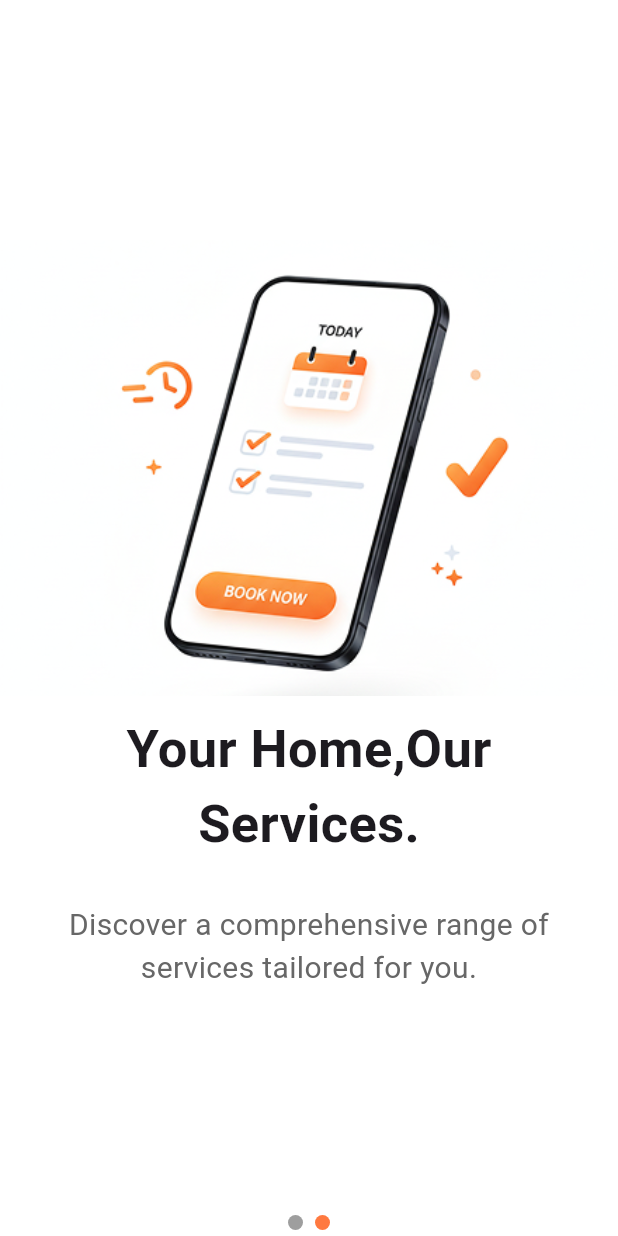
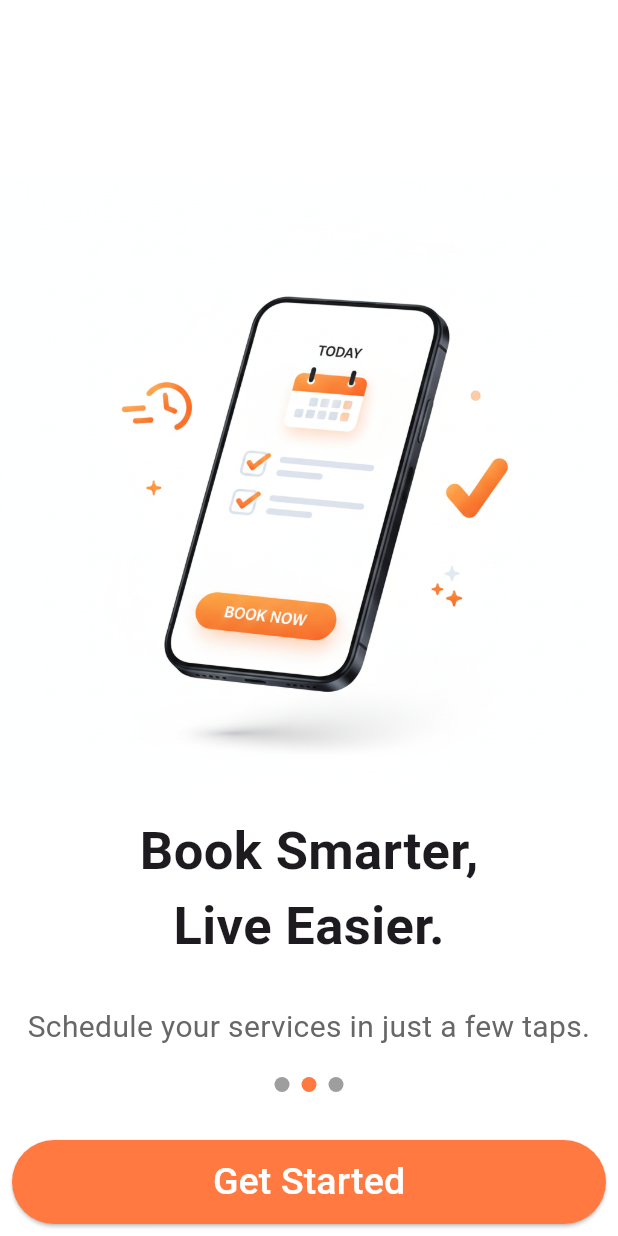
Before and after one commit to SajeenaMahotra/sewa_hub, a Flutter app: the screen it shows after launch, swiped to page 2, on a phone screen of 412 x 824 dp. Run offline on Flutter 3.47's test engine with Material 3 defaults, Android fonts, the phone set to English and light mode, and no system bars.

Commit message:
Add onboarding screen

```diff
--- a/lib/screens/oboarding1_screen.dart
+++ b/lib/screens/oboarding1_screen.dart
@@ -10,8 +10,7 @@ class Oboarding1Screen extends StatelessWidget {
   Widget build(BuildContext context) {
     return Scaffold(
       backgroundColor: Colors.white,
-      body: SingleChildScrollView(
-        child: Column(
+      body:Column(
           children: [
             SizedBox(height: 120,),
             Image.asset('assets/images/onboarding1.png',fit:BoxFit.contain),
@@ -40,7 +39,6 @@ class Oboarding1Screen extends StatelessWidget {
             // Button1(text: "Login",)
           ],
         ),
-      ),
     );
   }
 }
--- a/lib/screens/onboarding2_screen.dart
+++ b/lib/screens/onboarding2_screen.dart
@@ -10,8 +10,7 @@ class Onboarding2Screen extends StatelessWidget {
   Widget build(BuildContext context) {
     return Scaffold(
       backgroundColor: Colors.white,
-      body: SingleChildScrollView(
-        child: Column(
+      body:Column(
           children: [
             SizedBox(height: 160,),
             Image.asset('assets/images/onboarding2.png',fit:BoxFit.contain),
@@ -39,7 +38,6 @@ class Onboarding2Screen extends StatelessWidget {
             Button2(text: "Sign Up"),
             Button1(text: "Login",)
           ],
-        ),
       ),
     );
   }
--- a/lib/screens/onboarding_screen.dart
+++ b/lib/screens/onboarding_screen.dart
@@ -1,66 +1,124 @@
-import 'package:flutter/cupertino.dart';
 import 'package:flutter/material.dart';
-import 'package:sewa_hub/widget/onboardingpage.dart';
+import 'package:provider/provider.dart';
+import 'package:sewa_hub/viewmodels/onboarding_viewmodel.dart';
+import 'package:sewa_hub/widget/button1.dart';
+import 'package:sewa_hub/widget/button2.dart';
 
-class OnboardingScreen extends StatefulWidget {
+class OnboardingScreen extends StatelessWidget {
   const OnboardingScreen({super.key});
 
   @override
-  State<OnboardingScreen> createState() => _OnboardingScreenState();
-}
-
-class _OnboardingScreenState extends State<OnboardingScreen> {
-  PageController _controller = PageController();
-  int _currentPage = 0;
-
-  @override
   Widget build(BuildContext context) {
-    return Scaffold(
+    return ChangeNotifierProvider(
+      create: (_) => OnboardingViewmodel(),
+      child: Scaffold(
         backgroundColor: Colors.white,
         body: Column(
           children: [
+            // Scrollable content
             Expanded(
-            child: PageView(
-              controller: _controller,
+              child: Consumer<OnboardingViewmodel>(
+                builder: (context, viewModel, _) {
+                  return PageView(
+                    controller: viewModel.controller,
                     onPageChanged: (index) {
-                setState(() {
-                  _currentPage = index;
-                });
+                      viewModel.setCurrentPage(index);
                     },
                     children: [
-                onboardingPage(
-                  topSpace: 100,
+                      _buildPage(
                         imagePath: 'assets/images/onboarding1.png',
+                        topSpace: 120,
+                        title1: 'Your Home,Our',
+                        title2: 'Services.',
+                        subtitle: 'Discover a comprehensive range of services tailored for you.',
                       ),
-                onboardingPage(
-                  topSpace: 160,
+                      _buildPage(
                         imagePath: 'assets/images/onboarding2.png',
+                        topSpace: 120,
+                        title1: 'Book Smarter,',
+                        title2: 'Live Easier.',
+                        subtitle: 'Schedule your services in just a few taps.',
+                      ),
+                      _buildPage(
+                        imagePath: 'assets/images/onboarding3.png',
+                        topSpace: 120,
+                        title1: 'Trust in Every',
+                        title2: 'Service.',
+                        subtitle: 'Reliable support from verified experts — simple, secure, hassle-free.',
+                      ),
+                    ],
+                  );
+                },
+              ),
+            ),
+            // Fixed dots and buttons
+            Consumer<OnboardingViewmodel>(
+              builder: (context, viewModel, _) {
+                return Column(
+                  children: [
+                    // Dots
+                    Row(
+                      mainAxisAlignment: MainAxisAlignment.center,
+                      children: List.generate(
+                        3,
+                        (index) => Container(
+                          margin: const EdgeInsets.all(4),
+                          width: 10,
+                          height: 10,
+                          decoration: BoxDecoration(
+                            color: viewModel.currentPage == index
+                                ? const Color(0xFFFF7940)
+                                : Colors.grey,
+                            shape: BoxShape.circle,
+                          ),
+                        ),
+                      ),
+                    ),
+                    const SizedBox(height: 20),
+                    Button2(text: "Get Started")
+                  ],
+                );
+              },
             ),
           ],
         ),
       ),
-          Row(
-            mainAxisAlignment: MainAxisAlignment.center,
+    );
+  }
+
+  Widget _buildPage({
+    required String imagePath,
+    required double topSpace,
+    required String title1,
+    required String title2,
+    required String subtitle,
+  }) {
+    return SingleChildScrollView(
+      child: Column(
         children: [
-              Container(
-                margin: EdgeInsets.all(4),
-                width: 10,
-                height: 10,
-                decoration: BoxDecoration(
-                  color: _currentPage == 0 ? Color(0xFFFF7940) : Colors.grey,
-                  shape: BoxShape.circle,
+          SizedBox(height: topSpace),
+          Image.asset(imagePath, fit: BoxFit.contain),
+          const SizedBox(height: 10),
+          Text(
+            title1,
+            style: const TextStyle(fontWeight: FontWeight.bold, fontSize: 35),
+          ),
+          Text(
+            title2,
+            style: const TextStyle(fontWeight: FontWeight.bold, fontSize: 35),
+          ),
+          const SizedBox(height: 20),
+          Padding(
+            padding: const EdgeInsets.all(8.0),
+            child: Text(
+              subtitle,
+              textAlign: TextAlign.center,
+              style: const TextStyle(
+                fontWeight: FontWeight.normal,
+                fontSize: 20,
+                color: Color.fromARGB(255, 103, 103, 103),
               ),
             ),
-              Container(
-                margin: EdgeInsets.all(4),
-                width: 10,
-                height: 10,
-                decoration: BoxDecoration(
-                  color: _currentPage == 1 ? Color(0xFFFF7940) : Colors.grey,
-                  shape: BoxShape.circle,
-                ),
-              ),
-            ],
           ),
         ],
       ),
--- /dev/null
+++ b/lib/viewmodels/onboarding_viewmodel.dart
@@ -0,0 +1,24 @@
+import 'package:flutter/material.dart';
+
+class OnboardingViewmodel extends ChangeNotifier {
+  int _currentPage = 0;
+  late PageController _pagecontroller;
+
+  int get currentPage => _currentPage;
+  PageController get controller => _pagecontroller;
+
+  OnboardingViewmodel() {
+    _pagecontroller = PageController();
+  }
+
+  void setCurrentPage(int index) {
+    _currentPage = index;
+    notifyListeners();
+  }
+
+  @override
+  void dispose() {
+    _pagecontroller.dispose();
+    super.dispose();
+  }
+}
--- a/lib/widget/onboarding_page.dart
+++ /dev/null
@@ -1 +0,0 @@
-// TODO Implement this library.
--- a/lib/widget/onboardingpage.dart
+++ /dev/null
@@ -1,35 +0,0 @@
-import 'package:flutter/material.dart';
-
-Widget onboardingPage({required double topSpace, required String imagePath}) {
-  return Column(
-    children: [
-      SizedBox(height: topSpace),
-      Image.asset(imagePath, fit: BoxFit.contain),
-      SizedBox(height: 10),
-
-      Text(
-        'Your Home,Our',
-        style: TextStyle(fontWeight: FontWeight.bold, fontSize: 35),
-      ),
-      Text(
-        'Services.',
-        style: TextStyle(fontWeight: FontWeight.bold, fontSize: 35),
-      ),
-
-      SizedBox(height: 20),
-
-      Padding(
-        padding: EdgeInsets.all(8.0),
-        child: Text(
-          'Discover a comprehensive range of services tailored for you.',
-          textAlign: TextAlign.center,
-          style: TextStyle(
-            fontWeight: FontWeight.normal,
-            fontSize: 20,
-            color: Color.fromARGB(255, 103, 103, 103),
-          ),
-        ),
-      ),
-    ],
-  );
-}
--- a/pubspec.yaml
+++ b/pubspec.yaml
@@ -34,6 +34,7 @@ dependencies:
   # The following adds the Cupertino Icons font to your application.
   # Use with the CupertinoIcons class for iOS style icons.
   cupertino_icons: ^1.0.8
+  provider: ^6.0.0
 
 dev_dependencies:
   flutter_test:
```
Also changed, not shown: assets/images/onboarding1.png, assets/images/onboarding2.png, assets/images/onboarding3.png (added), pubspec.lock. Lines whose indentation alone changed are shown as unchanged.
